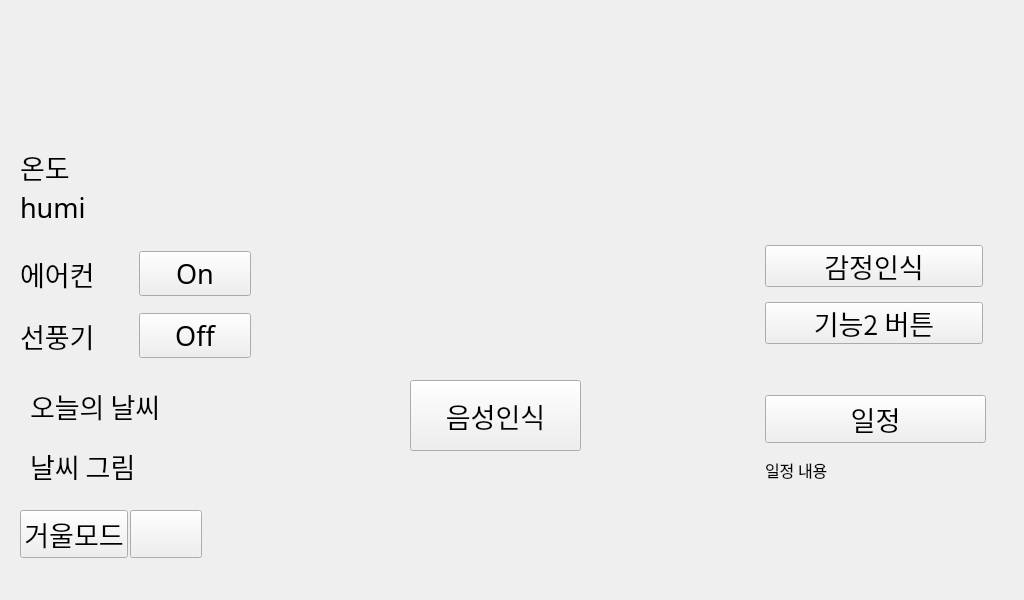
First picture: the form in src/UI/ui.ui, repository onedayonecoding/IOT_Project_SmartMirror, before the edit.
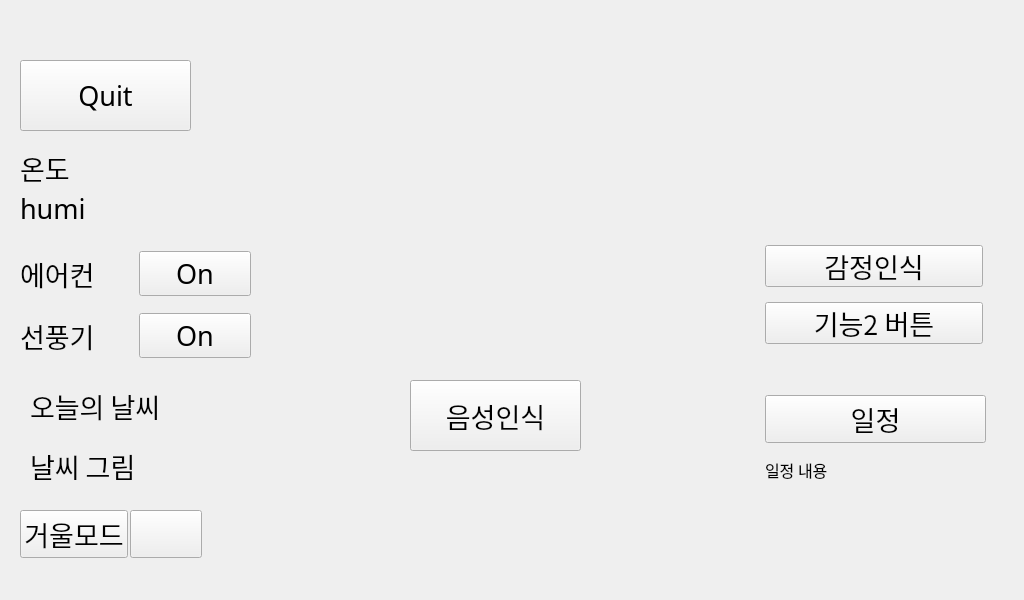
Second picture: the form after the edit. Icons and pictures are not drawn.

Diff of the .ui file:
```diff
--- a/src/UI/ui.ui
+++ b/src/UI/ui.ui
@@ -190,7 +190,7 @@
        <string notr="true"/>
       </property>
       <property name="text">
-       <string>Off</string>
+       <string>On</string>
       </property>
      </widget>
     </item>
@@ -368,8 +368,8 @@
     <rect>
      <x>20</x>
      <y>150</y>
-     <width>231</width>
-     <height>74</height>
+     <width>261</width>
+     <height>75</height>
     </rect>
    </property>
    <layout class="QVBoxLayout" name="verticalLayout">
@@ -401,6 +401,28 @@
     </item>
    </layout>
   </widget>
+  <widget class="QPushButton" name="QuitButton">
+   <property name="geometry">
+    <rect>
+     <x>20</x>
+     <y>60</y>
+     <width>171</width>
+     <height>71</height>
+    </rect>
+   </property>
+   <property name="font">
+    <font>
+     <family>HY헤드라인M</family>
+     <pointsize>20</pointsize>
+    </font>
+   </property>
+   <property name="styleSheet">
+    <string notr="true"/>
+   </property>
+   <property name="text">
+    <string>Quit</string>
+   </property>
+  </widget>
  </widget>
  <resources/>
  <connections/>
```
Left out of the diff: 2 changed lines with no effect on the pictures.
